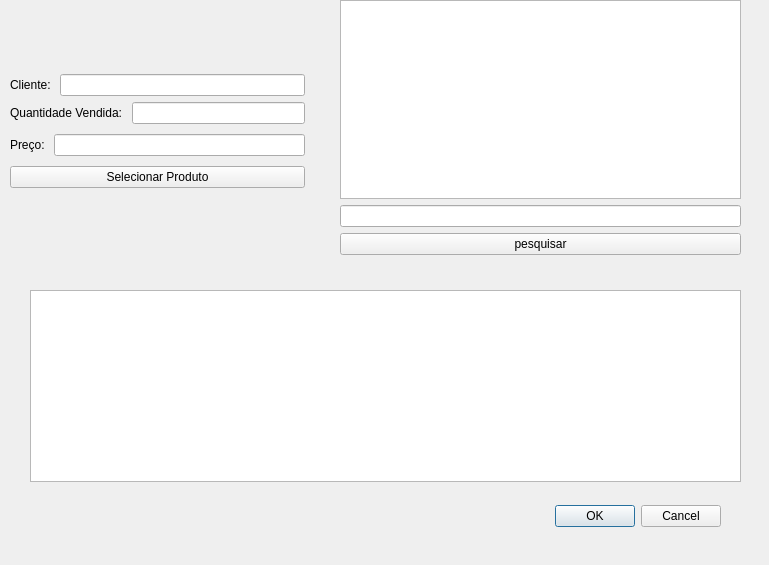
This is venda.ui in GabR36/QEstoqueLoja as Qt 5 draws it before an edit. The edited form follows.
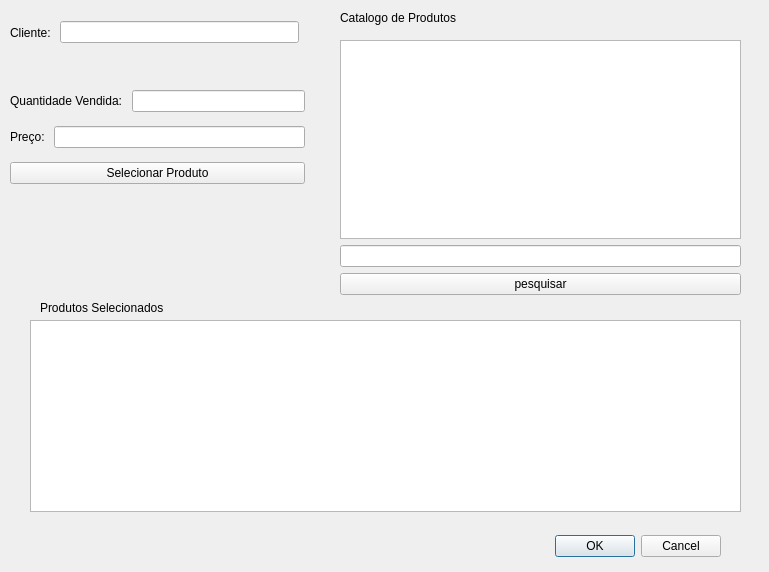
This is the edited form.

Commit message: Labels instrutivos

Diff of the .ui file:
```diff
--- a/venda.ui
+++ b/venda.ui
@@ -7,7 +7,7 @@
     <x>0</x>
     <y>0</y>
     <width>769</width>
-    <height>565</height>
+    <height>572</height>
    </rect>
   </property>
   <property name="windowTitle">
@@ -17,7 +17,7 @@
    <property name="geometry">
     <rect>
      <x>380</x>
-     <y>500</y>
+     <y>530</y>
      <width>341</width>
      <height>32</height>
     </rect>
@@ -33,7 +33,7 @@
    <property name="geometry">
     <rect>
      <x>30</x>
-     <y>290</y>
+     <y>320</y>
      <width>711</width>
      <height>192</height>
     </rect>
@@ -58,32 +58,14 @@
    <property name="geometry">
     <rect>
      <x>10</x>
-     <y>70</y>
+     <y>82</y>
      <width>295</width>
-     <height>123</height>
+     <height>111</height>
     </rect>
    </property>
    <layout class="QVBoxLayout" name="verticalLayout_3">
     <item>
      <layout class="QVBoxLayout" name="verticalLayout_2">
-      <item>
-       <layout class="QVBoxLayout" name="verticalLayout">
-        <item>
-         <layout class="QHBoxLayout" name="horizontalLayout">
-          <item>
-           <widget class="QLabel" name="label">
-            <property name="text">
-             <string>Cliente: </string>
-            </property>
-           </widget>
-          </item>
-          <item>
-           <widget class="QLineEdit" name="Ledit_Cliente"/>
-          </item>
-         </layout>
-        </item>
-       </layout>
-      </item>
       <item>
        <layout class="QHBoxLayout" name="horizontalLayout_2">
         <item>
@@ -127,7 +109,7 @@
    <property name="geometry">
     <rect>
      <x>340</x>
-     <y>0</y>
+     <y>40</y>
      <width>401</width>
      <height>255</height>
     </rect>
@@ -168,6 +150,54 @@
     </item>
    </layout>
   </widget>
+  <widget class="QLabel" name="label_4">
+   <property name="geometry">
+    <rect>
+     <x>40</x>
+     <y>300</y>
+     <width>161</width>
+     <height>16</height>
+    </rect>
+   </property>
+   <property name="text">
+    <string>Produtos Selecionados</string>
+   </property>
+  </widget>
+  <widget class="QWidget" name="">
+   <property name="geometry">
+    <rect>
+     <x>10</x>
+     <y>20</y>
+     <width>289</width>
+     <height>25</height>
+    </rect>
+   </property>
+   <layout class="QHBoxLayout" name="horizontalLayout">
+    <item>
+     <widget class="QLabel" name="label">
+      <property name="text">
+       <string>Cliente: </string>
+      </property>
+     </widget>
+    </item>
+    <item>
+     <widget class="QLineEdit" name="Ledit_Cliente"/>
+    </item>
+   </layout>
+  </widget>
+  <widget class="QLabel" name="label_5">
+   <property name="geometry">
+    <rect>
+     <x>340</x>
+     <y>10</y>
+     <width>161</width>
+     <height>16</height>
+    </rect>
+   </property>
+   <property name="text">
+    <string>Catalogo de Produtos</string>
+   </property>
+  </widget>
  </widget>
  <resources/>
  <connections>
```
The commit also changes 2 other files.
